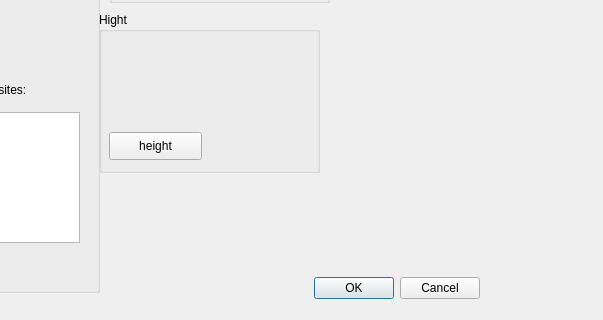
Before: the Qt Designer form Informatics_plugin_dialog_base.ui in WiktoriaSamek/InformaticsPlugin, drawn with Qt 5; both pictures show x 161 to 764 and y 258 to 578 of the 764 by 578 pixel window.
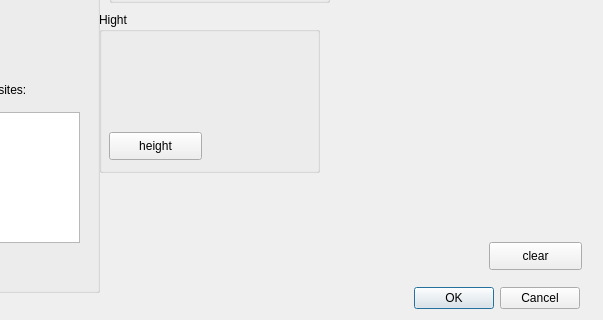
After: the same form once the commit is applied. Custom widgets are drawn as their Qt base class.

Commit message: New definition clear_info

What changed in the file:
```diff
--- a/Informatics_plugin_dialog_base.ui
+++ b/Informatics_plugin_dialog_base.ui
@@ -16,8 +16,8 @@
   <widget class="QDialogButtonBox" name="button_box">
    <property name="geometry">
     <rect>
-     <x>300</x>
-     <y>530</y>
+     <x>400</x>
+     <y>540</y>
      <width>341</width>
      <height>32</height>
     </rect>
@@ -330,6 +330,19 @@
     <string/>
    </property>
   </widget>
+  <widget class="QPushButton" name="pushbutton_clear">
+   <property name="geometry">
+    <rect>
+     <x>650</x>
+     <y>500</y>
+     <width>93</width>
+     <height>28</height>
+    </rect>
+   </property>
+   <property name="text">
+    <string>clear</string>
+   </property>
+  </widget>
   <zorder>five</zorder>
   <zorder>fore</zorder>
   <zorder>tr</zorder>
```
Left out of the diff: 1 changed line with no effect on the pictures. The commit also changes 2 other files.
